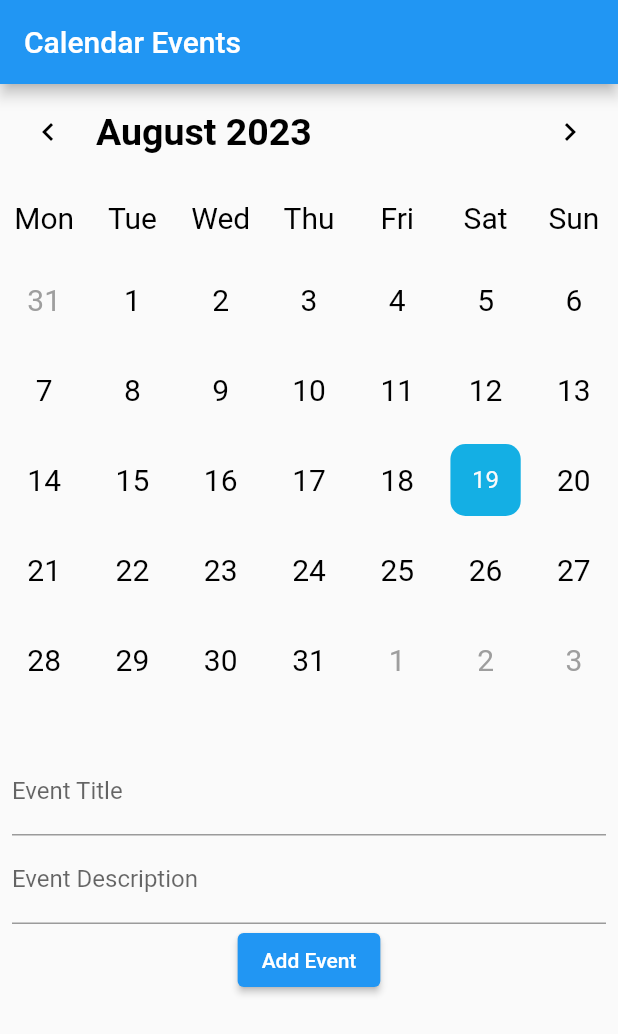
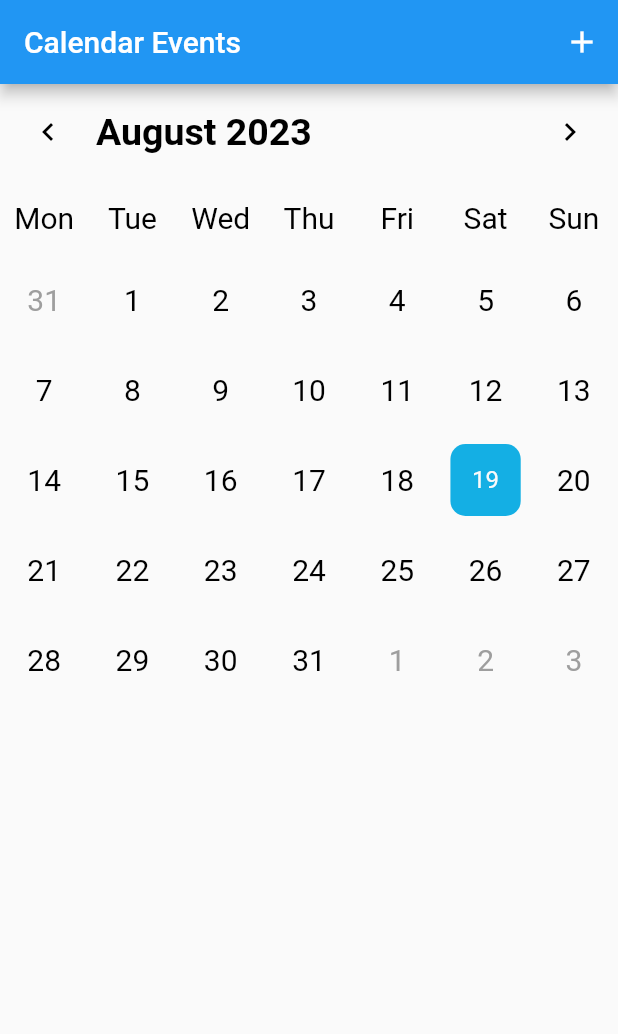
Before and after one commit to ninad-moree/PCSB-Clone, a Flutter app: the screen it shows after launch, on a phone screen of 412 x 824 dp. Shown: the top 1034 px of the screen. Run offline on Flutter 3.47's test engine with Material 2 defaults, Android fonts, the phone set to English and light mode, and no system bars; drawn by our look-alikes of table_calendar; our stand-ins replace flutter_bloc.

Commit message:
add-event-screen done

```diff
--- a/lib/main.dart
+++ b/lib/main.dart
@@ -2,11 +2,17 @@ import 'package:flutter/material.dart';
 import 'package:flutter_bloc/flutter_bloc.dart';
 import 'package:tp2/bloc/bloc/calendar_bloc.dart';
 
+import 'widgets/add_event_widget.dart';
 import 'widgets/calender_widget.dart';
 import 'widgets/event_list_widget.dart';
 
 void main() {
-  runApp(const MyApp());
+  runApp(
+    BlocProvider<CalendarBloc>(
+      create: (context) => CalendarBloc(),
+      child: const MyApp(),
+    ),
+  );
 }
 
 class MyApp extends StatelessWidget {
@@ -14,23 +20,43 @@ class MyApp extends StatelessWidget {
 
   @override
   Widget build(BuildContext context) {
-    return MaterialApp(
-      home: BlocProvider(
-        create: (context) => CalendarBloc(),
-        child: const HomePage(),
-      ),
+    return const MaterialApp(
+      home: HomePage(),
     );
   }
 }
 
-class HomePage extends StatelessWidget {
+class HomePage extends StatefulWidget {
   const HomePage({super.key});
+
+  @override
+  State<HomePage> createState() => _HomePageState();
+}
+
+class _HomePageState extends State<HomePage> {
+  void _showAddEventBottomSheet() {
+    showModalBottomSheet(
+      context: context,
+      builder: (context) {
+        return const AddEventBottomSheet();
+      },
+    );
+  }
 
   @override
   Widget build(BuildContext context) {
     return Scaffold(
       appBar: AppBar(
         title: const Text('Calendar Events'),
+        actions: [
+          IconButton(
+            onPressed: () {
+              // Show the bottom sheet
+              _showAddEventBottomSheet();
+            },
+            icon: const Icon(Icons.add),
+          ),
+        ],
       ),
       body: const Column(
         children: [
--- a/lib/widgets/calender_widget.dart
+++ b/lib/widgets/calender_widget.dart
@@ -27,6 +27,15 @@ class _CalendarWidgetState extends State<CalendarWidget> {
     _eventTitleFocusNode.dispose();
     super.dispose();
   }
+
+  // void _showAddEventBottomSheet() {
+  //   showModalBottomSheet(
+  //     context: context,
+  //     builder: (context) {
+  //       return const AddEventBottomSheet();
+  //     },
+  //   );
+  // }
 
   @override
   Widget build(BuildContext context) {
@@ -124,46 +133,6 @@ class _CalendarWidgetState extends State<CalendarWidget> {
                       .add(SelectDateEvent(selectedDate));
                 },
               ),
-              const SizedBox(height: 20),
-              Padding(
-                padding: const EdgeInsets.all(8.0),
-                child: Column(
-                  children: [
-                    TextFormField(
-                      decoration:
-                          const InputDecoration(labelText: 'Event Title'),
-                      controller: _eventTitleController,
-                      focusNode: _eventTitleFocusNode,
-                    ),
-                    TextFormField(
-                      decoration:
-                          const InputDecoration(labelText: 'Event Description'),
-                      controller: _eventDescrpController,
-                    ),
-                    ElevatedButton(
-                      onPressed: () {
-                        if (_eventTitleController.text.isNotEmpty &&
-                            _eventDescrpController.text.isNotEmpty) {
-                          final seletedDate = state.selectedDate;
-                          final eventTitle = _eventTitleController.text;
-                          final eventDescription = _eventDescrpController.text;
-                          final event = AddEventEvent(
-                            seletedDate,
-                            eventTitle,
-                            eventDescription,
-                          );
-                          BlocProvider.of<CalendarBloc>(context).add(event);
-
-                          _eventTitleController.clear();
-                          _eventDescrpController.clear();
-                          _eventTitleFocusNode.requestFocus();
-                        }
-                      },
-                      child: const Text('Add Event'),
-                    ),
-                  ],
-                ),
-              ),
             ],
           ),
         );
@@ -171,22 +140,3 @@ class _CalendarWidgetState extends State<CalendarWidget> {
     );
   }
 }
-
-
-// ElevatedButton(
-//   onPressed: () {
-//     if (_eventTitle.isNotEmpty &&
-//         _eventDescription.isNotEmpty) {
-//       final selectedDate = state.selectedDate;
-//       BlocProvider.of<CalendarBloc>(context).add(
-//         AddEventEvent(
-//             selectedDate, _eventTitle, _eventDescription),
-//       );
-//       setState(() {
-//         _eventTitle = '';
-//         _eventDescription = '';
-//       });
-//     }
-//   },
-//   child: const Text('Add Event'),
-// ),
```
Also changed, not shown: lib/widgets/add_event_widget.dart (added, +100 -0 lines).
